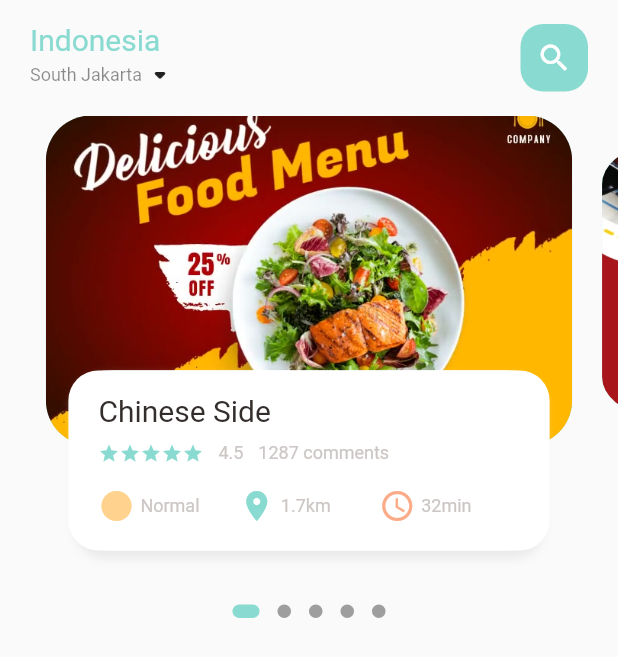
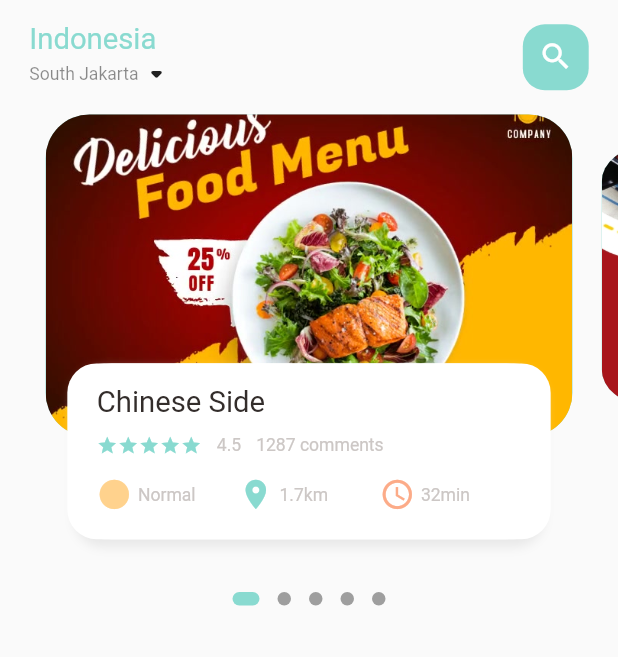
Before and after one commit to ianahmfac/food_delivery, a Flutter app: the screen it shows after launch, on a phone screen of 412 x 824 dp. Shown: the top 657 px of the screen. Run offline on Flutter 3.47's test engine with Material 2 defaults, Android fonts, the phone set to English and light mode, and no system bars; drawn by our look-alikes of dots_indicator; our stand-ins replace get, google_fonts.

Commit message:
Refactoring proportional size of content

```diff
--- /dev/null
+++ b/lib/app/configs/dimensions.dart
@@ -0,0 +1,41 @@
+import 'package:get/get.dart';
+
+class Dimensions {
+  static double screenHeight = Get.context?.height ?? 0;
+  static double screenWidth = Get.context?.width ?? 0;
+
+  static const _screenHeightDesign = 844.0;
+
+  static double _proportionalSize(double size) =>
+      screenHeight / (_screenHeightDesign / size);
+
+  static double pageView = _proportionalSize(320);
+  static double pageViewContainer = _proportionalSize(220);
+  static double pageViewTextContainer = _proportionalSize(120);
+
+  // dynamic height padding & margin
+  static double height10 = _proportionalSize(10);
+  static double height15 = _proportionalSize(15);
+  static double height20 = _proportionalSize(20);
+  static double height30 = _proportionalSize(30);
+  static double height45 = _proportionalSize(45);
+
+  // dynamic width padding & margin
+  static double width10 = _proportionalSize(10);
+  static double width15 = _proportionalSize(15);
+  static double width20 = _proportionalSize(20);
+  static double width30 = _proportionalSize(30);
+  static double width45 = _proportionalSize(45);
+
+  // dynamic radius
+  static double radius15 = _proportionalSize(15);
+  static double radius20 = _proportionalSize(20);
+  static double radius30 = _proportionalSize(30);
+
+  // dynamic text size
+  static double textSize12 = _proportionalSize(12);
+  static double textSize20 = _proportionalSize(20);
+
+  // dynamic icon size
+  static double iconSize24 = _proportionalSize(24);
+}
--- a/lib/home/ui/components/food_banner.dart
+++ b/lib/home/ui/components/food_banner.dart
@@ -2,6 +2,7 @@ import 'package:dots_indicator/dots_indicator.dart';
 import 'package:flutter/material.dart';
 
 import '../../../app/configs/colors.dart';
+import '../../../app/configs/dimensions.dart';
 import '../../../app/utils/app_image.dart';
 import '../../../widgets/big_text.dart';
 import '../../../widgets/small_text.dart';
@@ -19,7 +20,7 @@ class _FoodBannerState extends State<FoodBanner> {
 
   var _currentPageValue = 0.0;
   final double _scaleFactor = 0.8;
-  final double _height = 220;
+  final double _height = Dimensions.pageViewContainer;
 
   @override
   void initState() {
@@ -60,7 +61,7 @@ class _FoodBannerState extends State<FoodBanner> {
 
   Widget _buildBannerFood() {
     return SizedBox(
-      height: 320,
+      height: Dimensions.pageView,
       child: PageView.builder(
         controller: _pageController,
         itemCount: AppImage.homeBannerFoodList.length,
@@ -112,10 +113,10 @@ class _FoodBannerState extends State<FoodBanner> {
 
   Widget _buildImage(String image) {
     return Container(
-      height: 220,
-      margin: const EdgeInsets.symmetric(horizontal: 10),
+      height: Dimensions.pageViewContainer,
+      margin: EdgeInsets.symmetric(horizontal: Dimensions.width10),
       decoration: BoxDecoration(
-        borderRadius: BorderRadius.circular(30),
+        borderRadius: BorderRadius.circular(Dimensions.radius30),
         color: AppColors.mainColor,
         image: DecorationImage(
           image: AssetImage(image),
@@ -129,20 +130,15 @@ class _FoodBannerState extends State<FoodBanner> {
     return Align(
       alignment: Alignment.bottomCenter,
       child: Container(
-        height: 120,
-        margin: const EdgeInsets.only(
-          right: 30,
-          left: 30,
-          bottom: 30,
+        height: Dimensions.pageViewTextContainer,
+        margin: EdgeInsets.only(
+          right: Dimensions.width30,
+          left: Dimensions.width30,
+          bottom: Dimensions.height30,
         ),
-        padding: const EdgeInsets.only(
-          top: 15,
-          right: 15,
-          left: 15,
-          bottom: 15,
-        ),
+        padding: EdgeInsets.all(Dimensions.height15),
         decoration: BoxDecoration(
-          borderRadius: BorderRadius.circular(20),
+          borderRadius: BorderRadius.circular(Dimensions.radius20),
           color: Colors.white,
           boxShadow: const [
             BoxShadow(
@@ -164,7 +160,7 @@ class _FoodBannerState extends State<FoodBanner> {
           crossAxisAlignment: CrossAxisAlignment.stretch,
           children: [
             const BigText('Chinese Side'),
-            const SizedBox(height: 10),
+            SizedBox(height: Dimensions.height10),
             Row(
               children: [
                 Flexible(
@@ -185,7 +181,7 @@ class _FoodBannerState extends State<FoodBanner> {
                 const SmallText('1287 comments'),
               ],
             ),
-            const SizedBox(height: 16),
+            SizedBox(height: Dimensions.height15),
             Row(
               children: const [
                 Expanded(
--- a/lib/home/ui/components/icon_and_text_widget.dart
+++ b/lib/home/ui/components/icon_and_text_widget.dart
@@ -1,5 +1,6 @@
 import 'package:flutter/material.dart';
 
+import '../../../app/configs/dimensions.dart';
 import '../../../widgets/small_text.dart';
 
 class IconAndTextWidget extends StatelessWidget {
@@ -20,6 +21,7 @@ class IconAndTextWidget extends StatelessWidget {
         Icon(
           icon,
           color: color,
+          size: Dimensions.iconSize24,
         ),
         const SizedBox(width: 4),
         Expanded(child: SmallText(text)),
--- a/lib/home/ui/components/main_food_header.dart
+++ b/lib/home/ui/components/main_food_header.dart
@@ -1,6 +1,7 @@
 import 'package:flutter/material.dart';
 
 import '../../../app/configs/colors.dart';
+import '../../../app/configs/dimensions.dart';
 import '../../../widgets/big_text.dart';
 import '../../../widgets/small_text.dart';
 
@@ -12,7 +13,10 @@ class MainFoodHeader extends StatelessWidget {
   @override
   Widget build(BuildContext context) {
     return Container(
-      padding: const EdgeInsets.symmetric(horizontal: 20, vertical: 15),
+      padding: EdgeInsets.symmetric(
+        horizontal: Dimensions.width20,
+        vertical: Dimensions.height15,
+      ),
       child: SafeArea(
         child: Row(
           children: [
@@ -32,13 +36,17 @@ class MainFoodHeader extends StatelessWidget {
             ),
             Center(
               child: Container(
-                height: 45,
-                width: 45,
+                height: Dimensions.height45,
+                width: Dimensions.width45,
                 decoration: BoxDecoration(
-                  borderRadius: BorderRadius.circular(15),
+                  borderRadius: BorderRadius.circular(Dimensions.radius15),
                   color: AppColors.mainColor,
                 ),
-                child: const Icon(Icons.search, color: Colors.white),
+                child: Icon(
+                  Icons.search,
+                  color: Colors.white,
+                  size: Dimensions.iconSize24,
+                ),
               ),
             )
           ],
--- a/lib/main.dart
+++ b/lib/main.dart
@@ -1,4 +1,5 @@
 import 'package:flutter/material.dart';
+import 'package:get/get.dart';
 
 import 'home/ui/main_food_page.dart';
 
@@ -11,7 +12,7 @@ class MyApp extends StatelessWidget {
 
   @override
   Widget build(BuildContext context) {
-    return MaterialApp(
+    return GetMaterialApp(
       title: 'Food Delivery',
       debugShowCheckedModeBanner: false,
       theme: ThemeData(
--- a/lib/widgets/big_text.dart
+++ b/lib/widgets/big_text.dart
@@ -2,17 +2,18 @@ import 'package:flutter/material.dart';
 import 'package:google_fonts/google_fonts.dart';
 
 import '../app/configs/colors.dart';
+import '../app/configs/dimensions.dart';
 
 class BigText extends StatelessWidget {
   final String text;
   final Color color;
-  final double size;
+  final double? size;
   final TextOverflow overflow;
   const BigText(
     this.text, {
     Key? key,
     this.color = AppColors.mainBlackColor,
-    this.size = 20,
+    this.size,
     this.overflow = TextOverflow.ellipsis,
   }) : super(key: key);
 
@@ -23,7 +24,7 @@ class BigText extends StatelessWidget {
       style: GoogleFonts.roboto(
         color: color,
         fontWeight: FontWeight.w400,
-        fontSize: size,
+        fontSize: size ?? Dimensions.textSize20,
       ),
       maxLines: 1,
       overflow: overflow,
--- a/lib/widgets/small_text.dart
+++ b/lib/widgets/small_text.dart
@@ -2,17 +2,18 @@ import 'package:flutter/material.dart';
 import 'package:google_fonts/google_fonts.dart';
 
 import '../app/configs/colors.dart';
+import '../app/configs/dimensions.dart';
 
 class SmallText extends StatelessWidget {
   final String text;
   final Color color;
-  final double size;
+  final double? size;
   final double height;
   const SmallText(
     this.text, {
     Key? key,
     this.color = AppColors.textColor,
-    this.size = 12,
+    this.size,
     this.height = 1.2,
   }) : super(key: key);
 
@@ -23,7 +24,7 @@ class SmallText extends StatelessWidget {
       style: GoogleFonts.roboto(
         color: color,
         fontWeight: FontWeight.w400,
-        fontSize: size,
+        fontSize: size ?? Dimensions.textSize12,
         height: height,
       ),
     );
--- a/pubspec.yaml
+++ b/pubspec.yaml
@@ -13,6 +13,7 @@ dependencies:
   dots_indicator: ^2.1.0
   flutter:
     sdk: flutter
+  get: ^4.6.5
   google_fonts: ^3.0.1
 
 dev_dependencies:
```
Also changed, not shown: pubspec.lock.
